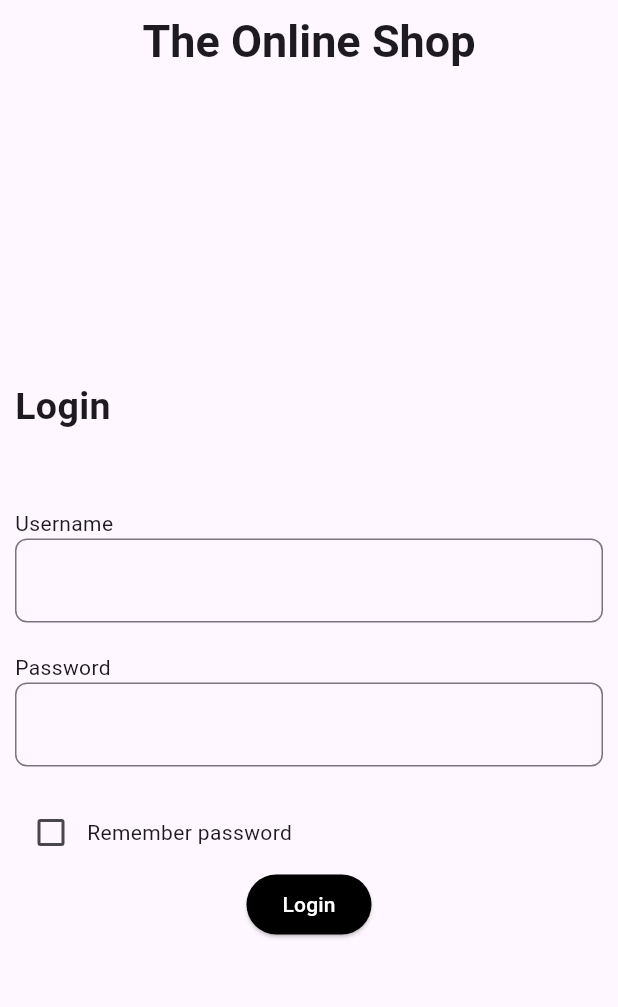
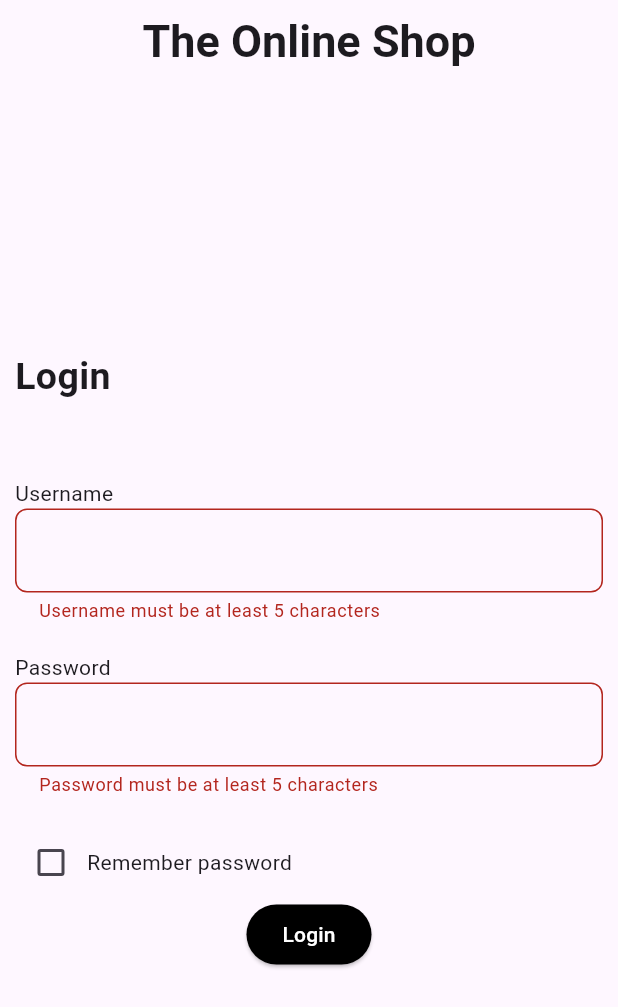
Before and after one commit to Nibzz007/zilmoney_task, a Flutter app: the screen it shows after launch, after a tap on "Login", on a phone screen of 412 x 824 dp. Shown: the top 1007 px of the screen. Run offline on Flutter 3.47's test engine with Material 2 defaults, Android fonts, the phone set to English and light mode, and no system bars; our stand-ins replace get, shared_preferences.

Commit message:
login page completed

```diff
--- /dev/null
+++ b/lib/controller/login_controller.dart
@@ -0,0 +1,29 @@
+import 'dart:convert';
+import 'package:flutter/material.dart';
+import 'package:get/get.dart';
+import 'package:http/http.dart' as http;
+import 'package:zilmoney_task/model/login_model.dart';
+
+class LoginController extends GetxController {
+  RxBool isLoading = false.obs;
+
+
+  Future<String?> loginPost(String username,String password) async {
+    String baseUrl = "https://fakestoreapi.com/auth/login";
+    try {
+      Uri url = Uri.parse(baseUrl);
+      final response = await http.post(url,body: {
+        "username" : username,
+        "password" : password,
+      });
+      if(response.statusCode == 200) {
+        final data = LoginModel.fromJson(jsonDecode(response.body));
+        final token = data.token;
+        return token;
+      }
+    } catch(e) {
+      throw Exception('$e');
+    }
+    return null;
+  }
+}
--- a/lib/main.dart
+++ b/lib/main.dart
@@ -1,5 +1,6 @@
 import 'package:flutter/material.dart';
 import 'package:zilmoney_task/view/login_screen.dart';
+import 'package:get/get.dart';
 
 void main(List<String> args) {
   runApp(const MyApp());
@@ -10,7 +11,7 @@ class MyApp extends StatelessWidget {
 
   @override
   Widget build(BuildContext context) {
-    return MaterialApp(
+    return GetMaterialApp(
       debugShowCheckedModeBanner: false,
       home: LoginScreen(),
       theme: ThemeData(useMaterial3: true),
--- /dev/null
+++ b/lib/model/login_model.dart
@@ -0,0 +1,21 @@
+import 'dart:convert';
+
+LoginModel loginModelFromJson(String str) => LoginModel.fromJson(json.decode(str));
+
+String loginModelToJson(LoginModel data) => json.encode(data.toJson());
+
+class LoginModel {
+    String token;
+
+    LoginModel({
+        required this.token,
+    });
+
+    factory LoginModel.fromJson(Map<String, dynamic> json) => LoginModel(
+        token: json["token"],
+    );
+
+    Map<String, dynamic> toJson() => {
+        "token": token,
+    };
+}
--- a/lib/view/login_screen.dart
+++ b/lib/view/login_screen.dart
@@ -1,11 +1,19 @@
 import 'package:flutter/material.dart';
+import 'package:get/get.dart';
+import 'package:shared_preferences/shared_preferences.dart';
 import 'package:zilmoney_task/constants/const_color.dart';
 import 'package:zilmoney_task/constants/const_size.dart';
-
+import 'package:zilmoney_task/controller/login_controller.dart';
+import 'package:zilmoney_task/view/product_screen.dart';
 import 'widgets/textform_field_widget.dart';
 
 class LoginScreen extends StatelessWidget {
-  const LoginScreen({super.key});
+  LoginScreen({super.key});
+
+  GlobalKey<FormState> formKey = GlobalKey<FormState>();
+  final controller = Get.put(LoginController());
+  TextEditingController usernameController = TextEditingController();
+  TextEditingController passwordController = TextEditingController();
 
   @override
   Widget build(BuildContext context) {
@@ -19,6 +27,8 @@ class LoginScreen extends StatelessWidget {
       ),
       body: Padding(
         padding: const EdgeInsets.all(10),
+        child: Form(
+          key: formKey,
           child: Column(
             crossAxisAlignment: CrossAxisAlignment.start,
             mainAxisAlignment: MainAxisAlignment.center,
@@ -28,11 +38,28 @@ class LoginScreen extends StatelessWidget {
                 style: TextStyle(fontSize: 25, fontWeight: FontWeight.bold),
               ),
               kHeight50,
-            Text('Username'),
-            const TextFormFieldWidget(),
+              const Text('Username'),
+              TextFormFieldWidget(
+                validator: (value) {
+                  if (value!.length < 5) {
+                    return 'Username must be at least 5 characters';
+                  }
+                  return null;
+                },
+                controller: usernameController,
+              ),
               kHeight20,
-            Text('Password'),
-            const TextFormFieldWidget(),
+              const Text('Password'),
+              TextFormFieldWidget(
+                validator: (value) {
+                  if (value!.length < 5) {
+                    return 'Password must be at least 5 characters';
+                  }
+                  return null;
+                },
+                obscureText: true,
+                controller: passwordController,
+              ),
               kHeight20,
               Row(
                 children: [
@@ -40,25 +67,41 @@ class LoginScreen extends StatelessWidget {
                     value: false,
                     onChanged: (value) {},
                   ),
-                Text('Remember password'),
+                  const Text('Remember password'),
                 ],
               ),
               Row(
                 mainAxisAlignment: MainAxisAlignment.center,
                 children: [
                   ElevatedButton(
-                  onPressed: () {},
+                    onPressed: () async {
+                      if (!formKey.currentState!.validate()) {
+                        return;
+                      }
+                      String? token = await controller.loginPost(
+                        usernameController.text,
+                        passwordController.text,
+                      );
+                      storeToken(token!);
+                      Get.to(const ProductScreen());
+                    },
+                    style: ElevatedButton.styleFrom(backgroundColor: kBlack),
                     child: const Text(
                       'Login',
                       style: TextStyle(color: kWhite),
                     ),
-                  style: ElevatedButton.styleFrom(backgroundColor: kBlack),
                   ),
                 ],
               ),
             ],
           ),
         ),
+      ),
     );
   }
+
+  void storeToken(String token) async {
+    SharedPreferences prefs = await SharedPreferences.getInstance();
+    await prefs.setString('token', token);
   }
+}
--- a/lib/view/widgets/textform_field_widget.dart
+++ b/lib/view/widgets/textform_field_widget.dart
@@ -1,18 +1,28 @@
 import 'package:flutter/material.dart';
 
 class TextFormFieldWidget extends StatelessWidget {
-  const TextFormFieldWidget({
+  TextFormFieldWidget({
     super.key,
+    required this.validator,
+    this.obscureText = false,
+    required this.controller
   });
+
+  String? Function(String?)? validator;
+  bool obscureText;
+  TextEditingController? controller;
 
   @override
   Widget build(BuildContext context) {
     return TextFormField(
+      controller: controller,
       decoration: InputDecoration(
         border: OutlineInputBorder(
           borderRadius: BorderRadius.circular(8),
         )
       ),
+      validator: validator,
+      obscureText: obscureText,
     );
   }
 }
```
Also changed, not shown: lib/view/product_screen.dart (+16 -0 lines), pubspec.yaml (+2 -6 lines), lib/model/products_model.dart (added), pubspec.lock, 7 other files. Lines whose indentation alone changed are shown as unchanged.
